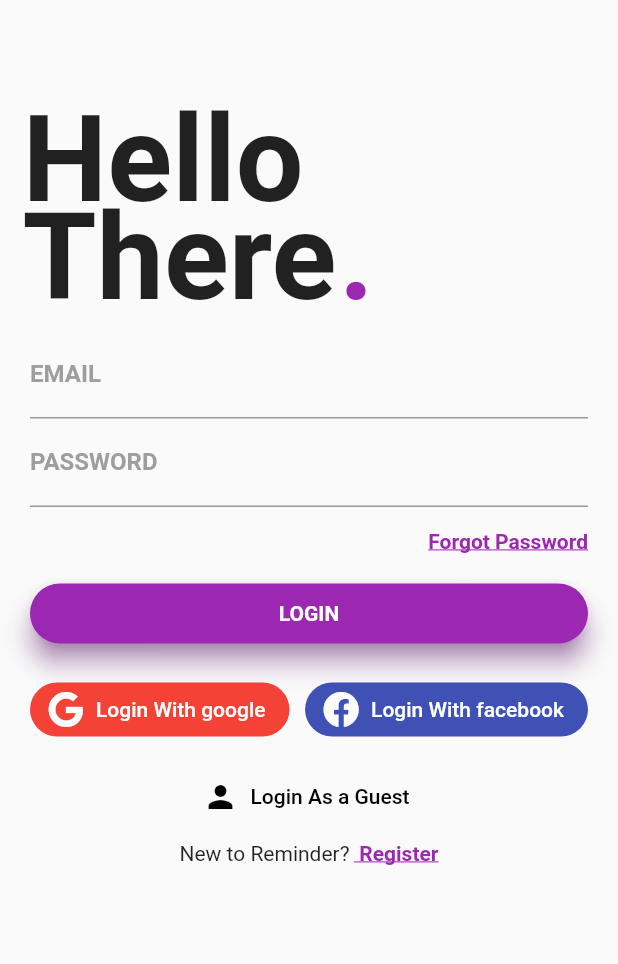
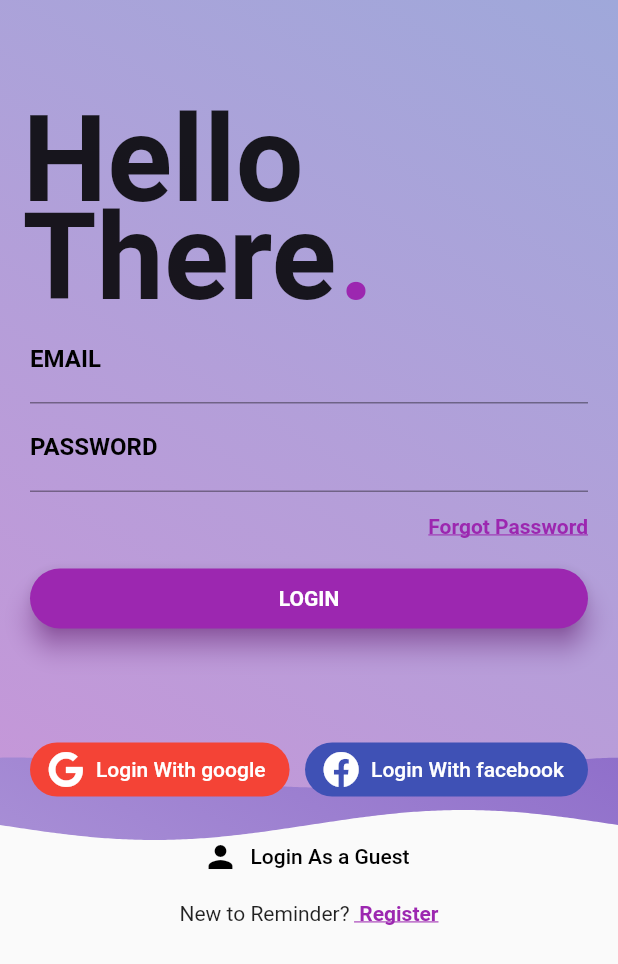
Before and after one commit to abishaan/remind_me, a Flutter app: the screen it shows after launch, on a phone screen of 412 x 824 dp. Shown: the top 964 px of the screen. Run offline on Flutter 3.47's test engine with Material 2 defaults, Android fonts, the phone set to English and light mode, and no system bars; drawn by our look-alikes of wave; our stand-ins replace firebase_auth, flutter_datetime_picker, flutter_local_notifications, font_awesome_flutter, google_sign_in, page_transition and 1 more; missing offline and left inert: flutter_facebook_login; accounts and stored records are empty; Roboto replaces fonts that are missing (Montserrat).

```diff
--- a/lib/main.dart
+++ b/lib/main.dart
@@ -27,7 +27,7 @@ class MyApp extends StatelessWidget {
           '/home': (context) => Home(),
           '/signin': (context) => SignIn(),
           '/welcome': (context) => Welcome(),
-          '/forgotPassword': (context) => ResetPassword(),
+          '/forgotPassword': (context) => ResetPassword()
 //          '/createNotification': (context) => CreateNotificationPage()
         }
     ),
--- a/lib/screens/authenticate/sign_in.dart
+++ b/lib/screens/authenticate/sign_in.dart
@@ -17,6 +17,8 @@ import 'package:provider/provider.dart';
 import 'package:remind_me/screens/authenticate/authenticate.dart';
 import 'package:remind_me/models/user.dart';
 import 'package:remind_me/screens/praveen/home.dart';
+import 'package:wave/config.dart';
+import 'package:wave/wave.dart';
 
 class SignIn extends StatefulWidget {
   @override
@@ -52,9 +54,33 @@ class _SignInState extends State<SignIn> {
 
     return Scaffold(
       resizeToAvoidBottomInset: false,
-      body: Column(
-        crossAxisAlignment: CrossAxisAlignment.start,
+      body: Stack(
+//        crossAxisAlignment: CrossAxisAlignment.start,
         children: <Widget>[
+          Container(
+            height: 700,
+            child: RotatedBox(
+              quarterTurns: 2,
+              child: WaveWidget(
+                config: CustomConfig(
+                  gradients: [
+                    [Colors.deepPurple, Colors.deepPurple.shade200],
+                    [Colors.indigo.shade200, Colors.purple.shade200],
+                  ],
+                  durations: [19440, 10800],
+                  heightPercentages: [0.20, 0.25],
+                  blur: MaskFilter.blur(BlurStyle.solid, 10),
+                  gradientBegin: Alignment.bottomLeft,
+                  gradientEnd: Alignment.topRight,
+                ),
+                waveAmplitude: 0,
+                size: Size(
+                  double.infinity,
+                  double.infinity,
+                ),
+              ),
+            ),
+          ),
           Container(
             child: Stack(
               children: <Widget>[
@@ -62,7 +88,7 @@ class _SignInState extends State<SignIn> {
                   padding: EdgeInsets.fromLTRB(15.0, 60.0, 0.0, 0.0),
                   child: Text('Hello',
                       style: TextStyle(
-                          fontSize: 80.0, fontWeight: FontWeight.bold)),
+                          fontSize: 80.0, fontWeight: FontWeight.bold),),
                 ),
                 Container(
                   padding: EdgeInsets.fromLTRB(15.0, 125.0, 0.0, 0.0),
@@ -82,7 +108,7 @@ class _SignInState extends State<SignIn> {
             ),
           ),
           Container(
-              padding: EdgeInsets.only(top: 1.0, left: 20.0, right: 20.0),
+              padding: EdgeInsets.only(top: 210.0, left: 20.0, right: 20.0),
               child: Form(
                 key: _formKey,
                 child: Column(
@@ -99,7 +125,7 @@ class _SignInState extends State<SignIn> {
                           labelStyle: TextStyle(
                               fontFamily: 'Montserrat',
                               fontWeight: FontWeight.bold,
-                              color: Colors.grey),
+                              color: Colors.black),
                           focusedBorder: UnderlineInputBorder(
                               borderSide: BorderSide(color: Colors.purple))),
                     ),
@@ -116,7 +142,7 @@ class _SignInState extends State<SignIn> {
                           labelStyle: TextStyle(
                               fontFamily: 'Montserrat',
                               fontWeight: FontWeight.bold,
-                              color: Colors.grey),
+                              color: Colors.black),
                           focusedBorder: UnderlineInputBorder(
                               borderSide: BorderSide(color: Colors.purple))),
                     ),
@@ -171,7 +197,7 @@ class _SignInState extends State<SignIn> {
                         ),
                       ),
                     ),
-                    SizedBox(height: 20.0),
+                    SizedBox(height: 70.0),
                     Row(
                       crossAxisAlignment: CrossAxisAlignment.center,
                       mainAxisAlignment: MainAxisAlignment.spaceBetween,
--- a/pubspec.yaml
+++ b/pubspec.yaml
@@ -38,6 +38,7 @@ dependencies:
   rxdart: ^0.22.0
   shared_preferences: ^0.5.3+1
   flutter_datetime_picker: ^1.3.8
+  wave: ^0.0.8
 
 dev_dependencies:
   flutter_test:
```
Also changed, not shown: pubspec.lock.
